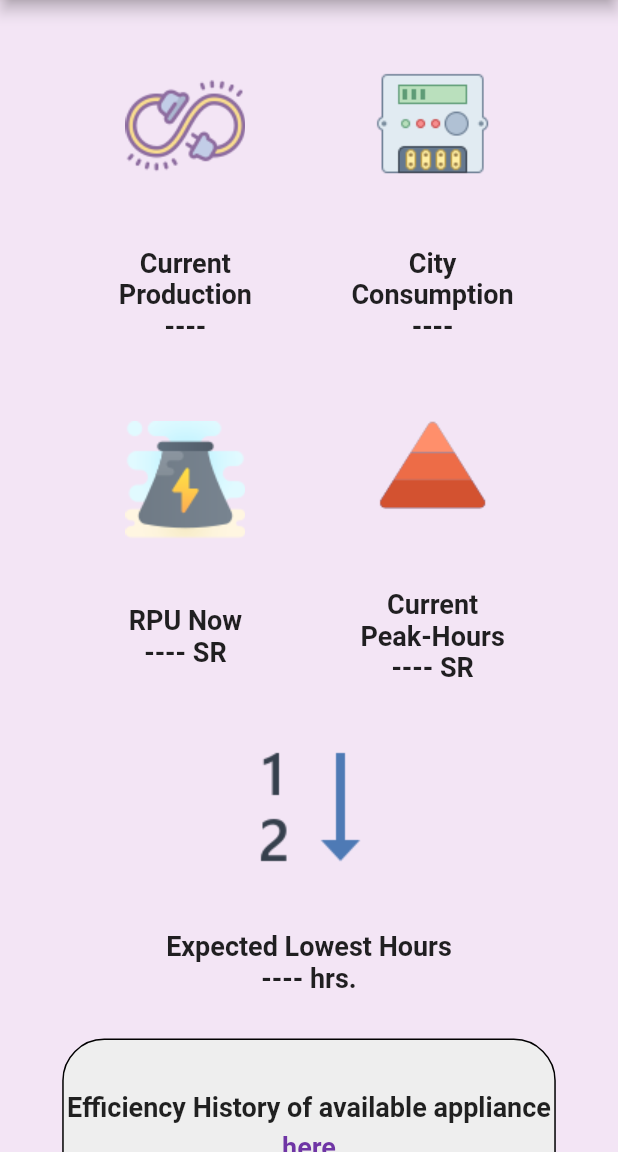
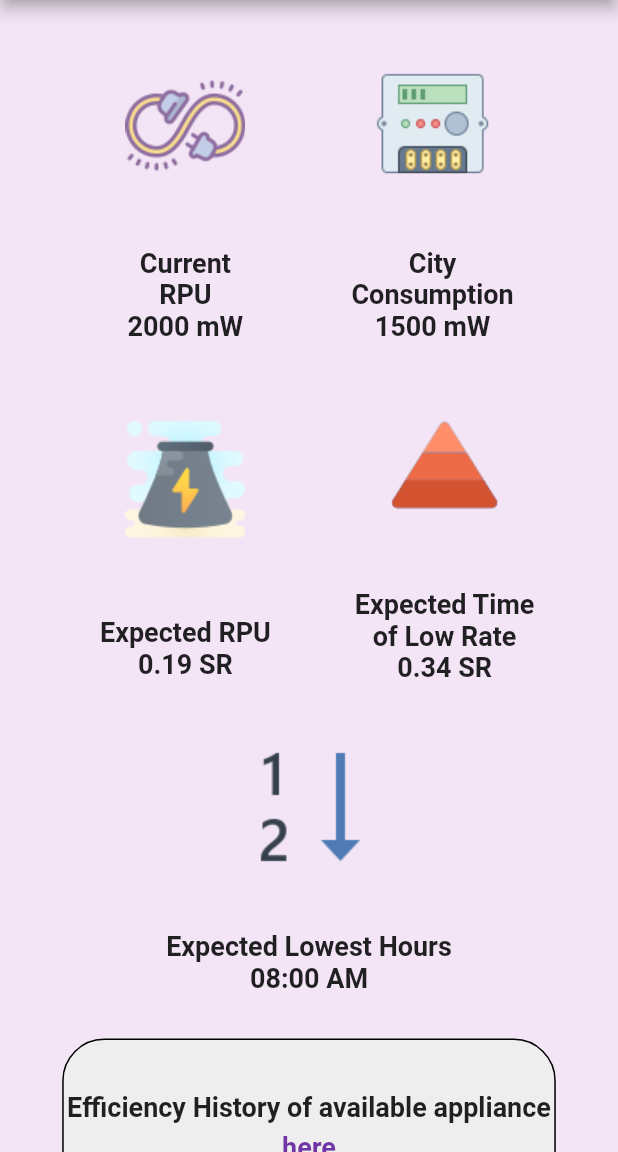
Before and after one commit to abdullahgolam/NEM, a Flutter app: the NeomStatistics screen opened directly, on a phone screen of 412 x 824 dp, the part 84-1236 px from its top. Run offline on Flutter 3.47's test engine with Material 2 defaults, Android fonts, the phone set to English and light mode, and no system bars; our stand-ins replace flutter_svg.

Commit message:
Expected RPU screen

```diff
--- a/nem/lib/Screens/NEOMStatistics/neom_statistics.dart
+++ b/nem/lib/Screens/NEOMStatistics/neom_statistics.dart
@@ -1,4 +1,5 @@
 import 'package:flutter/material.dart';
+import 'package:nem/Screens/NEOMStatistics/expected_rpu.dart';
 import 'package:nem/Screens/Recommended/recommended.dart';
 import 'package:nem/constants.dart';
 
@@ -40,12 +41,12 @@ class _NeomStatisticsState extends State<NeomStatistics> {
                               fontWeight: FontWeight.bold, fontSize: 18),
                         ),
                         Text(
-                          "Production",
+                          "RPU",
                           style: TextStyle(
                               fontWeight: FontWeight.bold, fontSize: 18),
                         ),
                         Text(
-                          "----",
+                          "2000 mW",
                           style: TextStyle(
                               fontWeight: FontWeight.bold, fontSize: 18),
                         ),
@@ -68,7 +69,7 @@ class _NeomStatisticsState extends State<NeomStatistics> {
                               fontWeight: FontWeight.bold, fontSize: 18),
                         ),
                         Text(
-                          "----",
+                          "1500 mW",
                           style: TextStyle(
                               fontWeight: FontWeight.bold, fontSize: 18),
                         ),
@@ -86,17 +87,27 @@ class _NeomStatisticsState extends State<NeomStatistics> {
 //                          color: kPrimaryColor,
 //                          size: size.height * 0.12,
 //                        ),
-                        Image.asset(
-                          "assets/icons/icons8-rpu-80.png",
-                          height: size.height * 0.20,
+                        IconButton(
+                          iconSize: size.height * 0.20,
+                          icon: Image.asset(
+                            "assets/icons/icons8-rpu-80.png",
+                          ),
+                          onPressed: () {
+                            Navigator.push(
+                              context,
+                              MaterialPageRoute(builder: (context) {
+                                return ExpectedRPU();
+                              }),
+                            );
+                          },
                         ),
                         Text(
-                          "RPU Now",
+                          "Expected RPU",
                           style: TextStyle(
                               fontWeight: FontWeight.bold, fontSize: 18),
                         ),
                         Text(
-                          "---- SR",
+                          "0.19 SR",
                           style: TextStyle(
                               fontWeight: FontWeight.bold, fontSize: 18),
                         ),
@@ -114,17 +125,17 @@ class _NeomStatisticsState extends State<NeomStatistics> {
                           height: size.height * 0.20,
                         ),
                         Text(
-                          "Current",
+                          "Expected Time",
                           style: TextStyle(
                               fontWeight: FontWeight.bold, fontSize: 18),
                         ),
                         Text(
-                          "Peak-Hours",
+                          "of Low Rate",
                           style: TextStyle(
                               fontWeight: FontWeight.bold, fontSize: 18),
                         ),
                         Text(
-                          "---- SR",
+                          "0.34 SR",
                           style: TextStyle(
                               fontWeight: FontWeight.bold, fontSize: 18),
                         ),
@@ -185,7 +196,7 @@ class _NeomStatisticsState extends State<NeomStatistics> {
                               fontWeight: FontWeight.bold, fontSize: 18),
                         ),
                         Text(
-                          "---- hrs.",
+                          "08:00 AM",
                           style: TextStyle(
                               fontWeight: FontWeight.bold, fontSize: 18),
                         ),
```
Also changed, not shown: nem/lib/Screens/NEOMStatistics/expected_rpu.dart (added, +94 -0 lines), nem/lib/Screens/NEOMStatistics/expected_time_of_low_rate.dart (added, +37 -0 lines), nem/assets/icons/ExpectedRPU.jpg (added), nem/assets/icons/ExpectedRPU.png (added).
